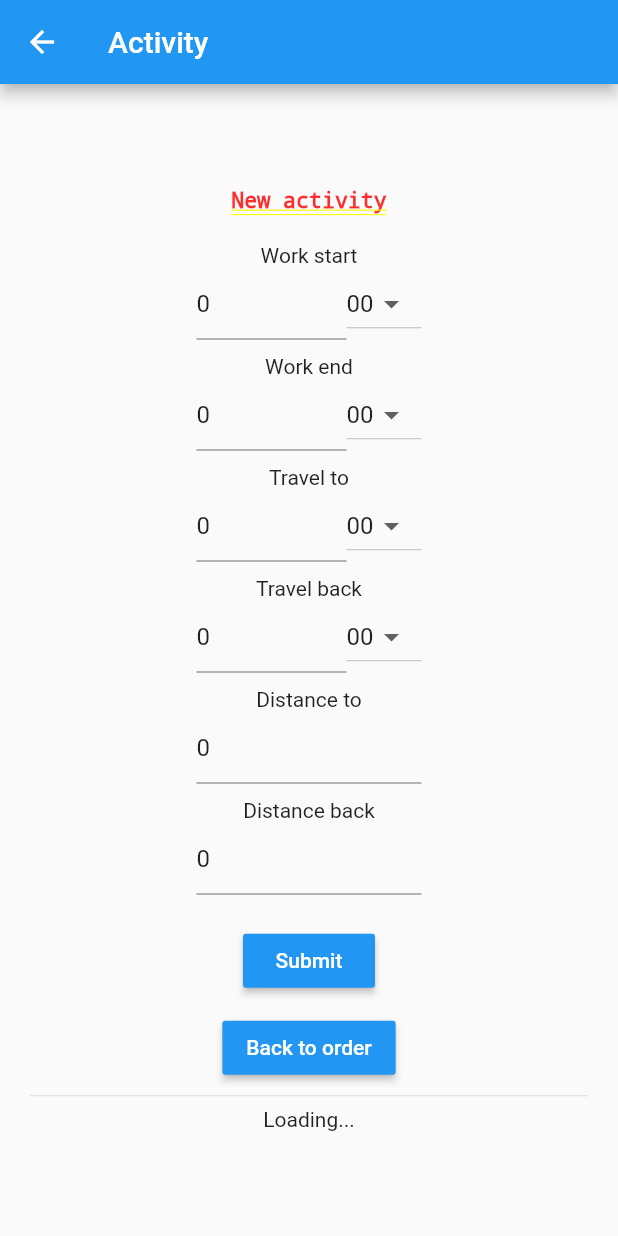
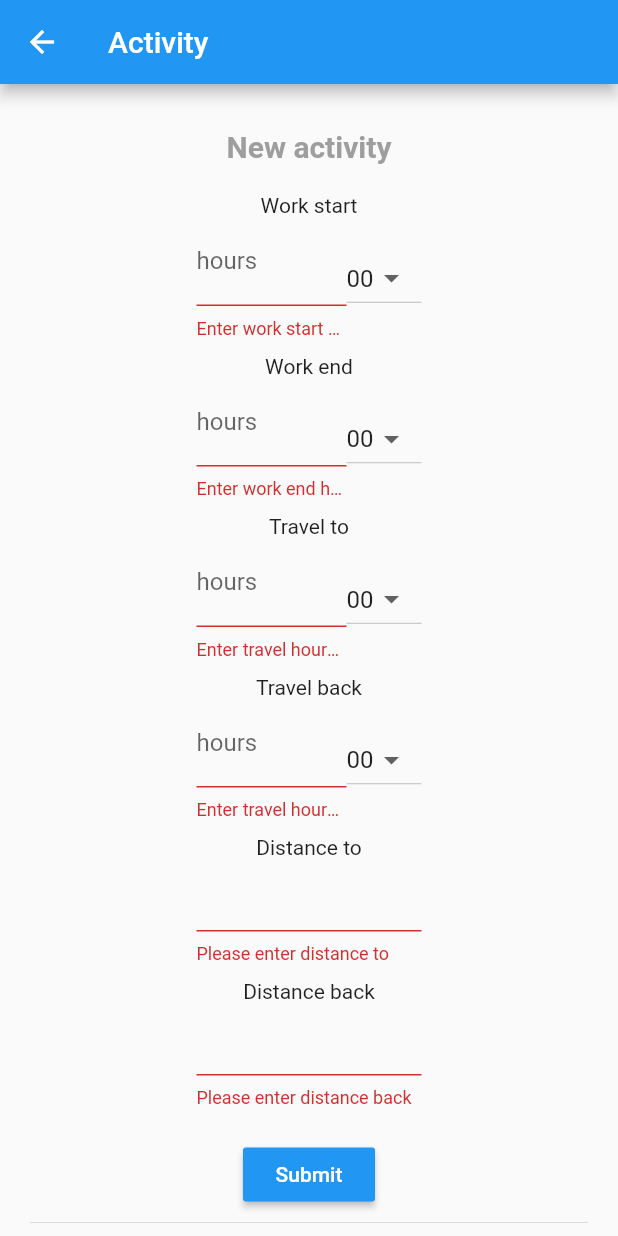
Before and after one commit to My24Service/my24app, a Flutter app: the AssignedOrderActivityPage screen opened directly, after a tap on "Submit", on a phone screen of 412 x 824 dp. Run offline on Flutter 3.47's test engine with Material 2 defaults, Android fonts, the phone set to English and light mode, and no system bars; our stand-ins replace file_picker, flutter_typeahead, geolocator, modal_progress_hud, shared_preferences; missing offline and left inert: flutter_signature_pad, workmanager; accounts and stored records are empty; project files that could hold a hidden picture were left out.

Commit message:
spinners on async ops.; geneneric headers; bugfix in activity

```diff
--- a/lib/assignedorder_activity.dart
+++ b/lib/assignedorder_activity.dart
@@ -4,11 +4,11 @@
 import 'package:flutter/material.dart';
 import 'package:flutter/widgets.dart';
 import 'package:shared_preferences/shared_preferences.dart';
+import 'package:modal_progress_hud/modal_progress_hud.dart';
 import 'package:http/http.dart' as http;
 
 import 'models.dart';
 import 'utils.dart';
-import 'assigned_order.dart';
 
 
 BuildContext localContext;
@@ -131,6 +131,8 @@
 
   AssignedOrderActivities _assignedOrderActivities;
 
+  bool _saving = false;
+
   @override
   void initState() {
     super.initState();
@@ -169,13 +171,19 @@
       },
     ).then((dialogResult) async {
       if (dialogResult) {
-          bool result = await deleteAssignedOrderActivity(http.Client(), activity);
+        setState(() {
+          _saving = true;
+        });
 
-          // fetch and refresh screen
-          if (result) {
-            await fetchAssignedOrderActivity(http.Client());
-            setState(() {});
-          }
+        bool result = await deleteAssignedOrderActivity(http.Client(), activity);
+
+        // fetch and refresh screen
+        if (result) {
+          await fetchAssignedOrderActivity(http.Client());
+          setState(() {
+            _saving = false;
+          });
+        }
       }
     });
   }
@@ -307,21 +315,12 @@
     final double leftWidth = 100;
     final double rightWidth = 50;
 
-    _startWorkHourController.text = '0';
-    _endWorkHourController.text = '0';
-    _travelToController.text = '0';
-    _travelBackController.text = '0';
-    _distanceToController.text = '0';
-    _distanceBackController.text = '0';
-
     return Column(
         children: <Widget>[
           SizedBox(
             height: 20.0,
           ),
-          Text('New activity',
-            style: DefaultTextStyle.of(context).style.apply(fontSizeFactor: .3)
-          ),
+          createHeader('New activity'),
           SizedBox(
             height: 20.0,
           ),
@@ -343,7 +342,10 @@
                                 return 'Enter work start hour';
                               }
                               return null;
-                            }
+                            },
+                            decoration: new InputDecoration(
+                                labelText: 'hours'
+                            ),
                         ),
                       ),
                       Container(
@@ -377,7 +379,10 @@
                                 return 'Enter work end hour';
                               }
                               return null;
-                            }
+                            },
+                            decoration: new InputDecoration(
+                                labelText: 'hours'
+                            )
                         ),
                       ),
                       Container(
@@ -411,7 +416,10 @@
                                 return 'Enter travel hours to';
                               }
                               return null;
-                            }
+                            },
+                            decoration: new InputDecoration(
+                                labelText: 'hours'
+                            )
                         ),
                       ),
                       Container(
@@ -445,7 +453,10 @@
                                 return 'Enter travel hours back';
                               }
                               return null;
-                            }
+                            },
+                            decoration: new InputDecoration(
+                                labelText: 'hours'
+                            )
                         ),
                       ),
                       Container(
@@ -522,7 +533,15 @@
                   distanceBack: int.parse(_distanceBackController.text),
                 );
 
+                setState(() {
+                  _saving = true;
+                });
+
                 bool result = await storeAssignedOrderActivity(http.Client(), activity);
+
+                setState(() {
+                  _saving = false;
+                });
 
                 if (result) {
                   // reset fields
@@ -535,28 +554,12 @@
 
                   _assignedOrderActivities = await fetchAssignedOrderActivity(http.Client());
                   FocusScope.of(context).unfocus();
-                  setState(() {});
-
                 } else {
                   displayDialog(context, 'Error', 'Error storing activity');
                 }
               }
             },
           ),
-          SizedBox(
-            height: 10.0,
-          ),
-          RaisedButton(
-            color: Colors.blue,
-            textColor: Colors.white,
-            child: Text('Back to order'),
-            onPressed: () {
-              Navigator.push(context,
-                  new MaterialPageRoute(
-                      builder: (context) => AssignedOrderPage())
-              );
-            },
-          )
         ],
       );
   }
@@ -569,7 +572,7 @@
         appBar: AppBar(
           title: Text('Activity'),
         ),
-        body: Container(
+        body: ModalProgressHUD(child: Container(
           padding: const EdgeInsets.symmetric(horizontal: 20.0),
           child: Form(
             key: _formKey,
@@ -596,8 +599,15 @@
                           );
                         } else {
                           _assignedOrderActivities = snapshot.data;
-                          return Center(
-                            child: _buildActivityTable()
+                          return Container(
+                            child: Column(
+                              children: [
+                                SizedBox(
+                                  height: 10.0,
+                                ),
+                                _buildActivityTable(),
+                              ],
+                            ),
                           );
                         }
                       }
@@ -610,7 +620,7 @@
               ),
             ),
           )
-        )
+        ), inAsyncCall: _saving)
     );
   }
 }
--- a/lib/models.dart
+++ b/lib/models.dart
@@ -599,6 +599,10 @@
       parsedJson['product_identifier'] = '';
     }
 
+    if (parsedJson['identifier'] == null) {
+      parsedJson['identifier'] = '';
+    }
+
     // in case of workorder
     if (parsedJson['product_name'] == null) {
       parsedJson['product_name'] = parsedJson['name'];
--- a/lib/utils.dart
+++ b/lib/utils.dart
@@ -321,3 +321,18 @@
     onPressed: callback,
   );
 }
+
+Widget createHeader(String text) {
+  return Container(child: Column(
+    children: [
+      SizedBox(
+        height: 10.0,
+      ),
+      Text(text, style: TextStyle(
+          fontWeight: FontWeight.bold,
+          fontSize: 20,
+          color: Colors.grey
+      ))
+    ],
+  ));
+}
--- a/pubspec.yaml
+++ b/pubspec.yaml
@@ -30,6 +30,7 @@
   flutter_typeahead: ^1.8.8
   file_picker: ^1.13.3
   flutter_signature_pad: 2.0.2
+  modal_progress_hud: ^0.1.3
   flutter:
     sdk: flutter
 
```
Also changed, not shown: lib/assigned_order.dart (+36 -18 lines), lib/assignedorder_documents.dart (+32 -22 lines), lib/assignedorder_products.dart (+22 -13 lines), lib/assignedorder_workorder.dart (+11 -8 lines), lib/login.dart (+18 -37 lines), pubspec.lock.
